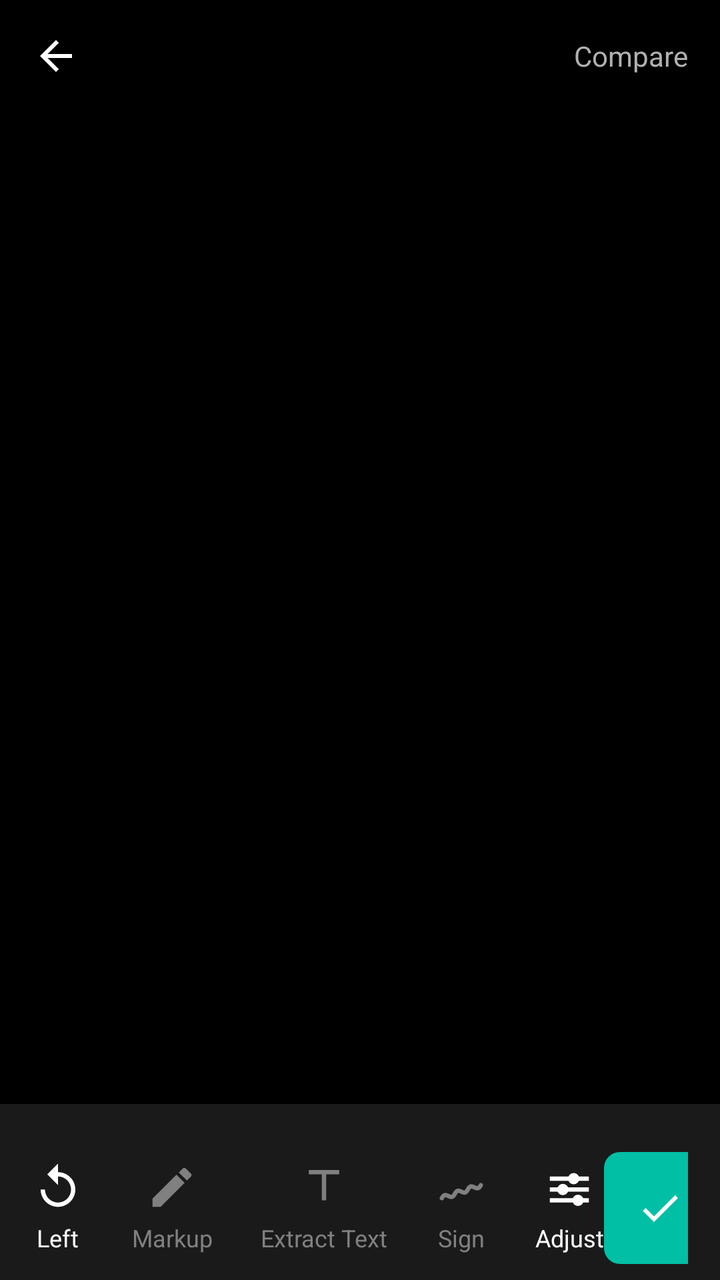
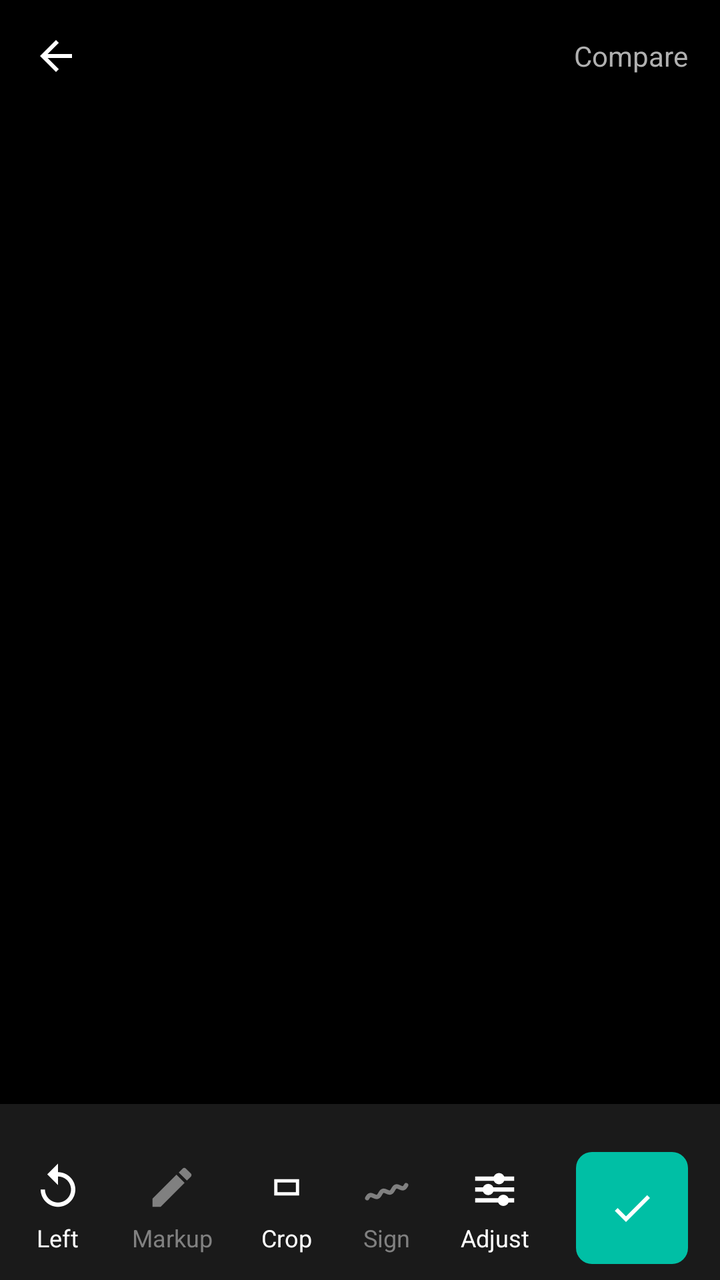

Screens rendered from an Android XML layout before and after an edit, with the pre-edit source and the edit as a unified diff.
<!-- AndroidManifest.xml: application theme Theme.Hakunaa -->
<!-- res/layout/activity_enhance.xml -->
<?xml version="1.0" encoding="utf-8"?>
<LinearLayout xmlns:android="http://schemas.android.com/apk/res/android"
    android:layout_width="match_parent"
    android:layout_height="match_parent"
    android:background="#000000"
    android:orientation="vertical">

    
    <LinearLayout
        android:layout_width="match_parent"
        android:layout_height="56dp"
        android:gravity="center_vertical"
        android:orientation="horizontal"
        android:paddingStart="8dp"
        android:paddingEnd="16dp">

        <ImageButton
            android:id="@+id/btnBack"
            android:layout_width="40dp"
            android:layout_height="40dp"
            android:background="@android:color/transparent"
            android:contentDescription="Back"
            android:src="@drawable/ic_arrow_back"
            android:tint="#FFFFFF" />

        <EditText
            android:id="@+id/etDocName"
            android:layout_width="0dp"
            android:layout_height="wrap_content"
            android:layout_marginStart="8dp"
            android:layout_weight="1"
            android:background="@android:color/transparent"
            android:textColor="#FFFFFF"
            android:textSize="18sp" />

        <TextView
            android:layout_width="wrap_content"
            android:layout_height="wrap_content"
            android:text="Compare"
            android:textColor="#B0B0B0"
            android:textSize="14sp" />
    </LinearLayout>

    
    <ImageView
        android:id="@+id/ivPage"
        android:layout_width="match_parent"
        android:layout_height="0dp"
        android:layout_weight="1"
        android:scaleType="fitCenter" />

    
    <HorizontalScrollView
        android:layout_width="match_parent"
        android:layout_height="wrap_content"
        android:background="#1A1A1A"
        android:paddingTop="8dp"
        android:paddingBottom="8dp">

        <LinearLayout
            android:id="@+id/filterRow"
            android:layout_width="wrap_content"
            android:layout_height="wrap_content"
            android:orientation="horizontal"
            android:paddingStart="8dp"
            android:paddingEnd="8dp" />
    </HorizontalScrollView>

    
    <LinearLayout
        android:id="@+id/adjustPanel"
        android:layout_width="match_parent"
        android:layout_height="wrap_content"
        android:background="#1A1A1A"
        android:orientation="vertical"
        android:paddingStart="16dp"
        android:paddingEnd="16dp"
        android:paddingTop="4dp"
        android:paddingBottom="8dp"
        android:visibility="gone">

        <LinearLayout
            android:layout_width="match_parent"
            android:layout_height="wrap_content"
            android:gravity="center_vertical"
            android:orientation="horizontal">

            <TextView
                android:layout_width="wrap_content"
                android:layout_height="wrap_content"
                android:text="Adjust"
                android:textColor="#FFFFFF"
                android:textSize="14sp"
                android:textStyle="bold" />

            <View
                android:layout_width="0dp"
                android:layout_height="0dp"
                android:layout_weight="1" />

            <TextView
                android:id="@+id/btnAdjustReset"
                android:layout_width="wrap_content"
                android:layout_height="wrap_content"
                android:padding="8dp"
                android:text="Reset"
                android:textColor="#00BFA5"
                android:textSize="14sp" />

            <TextView
                android:id="@+id/btnAdjustClose"
                android:layout_width="wrap_content"
                android:layout_height="wrap_content"
                android:padding="8dp"
                android:text="✕"
                android:textColor="#B0B0B0"
                android:textSize="14sp" />
        </LinearLayout>

        <LinearLayout
            android:layout_width="match_parent"
            android:layout_height="wrap_content"
            android:gravity="center_vertical"
            android:orientation="horizontal">

            <TextView
                android:layout_width="90dp"
                android:layout_height="wrap_content"
                android:text="Brightness"
                android:textColor="#B0B0B0"
                android:textSize="13sp" />

            <SeekBar
                android:id="@+id/seekBrightness"
                android:layout_width="0dp"
                android:layout_height="wrap_content"
                android:layout_weight="1"
                android:max="200"
                android:progress="100"
                android:progressTint="#00BFA5"
                android:thumbTint="#00BFA5" />

            <TextView
                android:id="@+id/tvBrightnessValue"
                android:layout_width="40dp"
                android:layout_height="wrap_content"
                android:gravity="end"
                android:text="0"
                android:textColor="#FFFFFF"
                android:textSize="13sp" />
        </LinearLayout>

        <LinearLayout
            android:layout_width="match_parent"
            android:layout_height="wrap_content"
            android:gravity="center_vertical"
            android:orientation="horizontal">

            <TextView
                android:layout_width="90dp"
                android:layout_height="wrap_content"
                android:text="Contrast"
                android:textColor="#B0B0B0"
                android:textSize="13sp" />

            <SeekBar
                android:id="@+id/seekContrast"
                android:layout_width="0dp"
                android:layout_height="wrap_content"
                android:layout_weight="1"
                android:max="150"
                android:progress="50"
                android:progressTint="#00BFA5"
                android:thumbTint="#00BFA5" />

            <TextView
                android:id="@+id/tvContrastValue"
                android:layout_width="40dp"
                android:layout_height="wrap_content"
                android:gravity="end"
                android:text="1.00"
                android:textColor="#FFFFFF"
                android:textSize="13sp" />
        </LinearLayout>

        <LinearLayout
            android:layout_width="match_parent"
            android:layout_height="wrap_content"
            android:gravity="center_vertical"
            android:orientation="horizontal">

            <TextView
                android:layout_width="90dp"
                android:layout_height="wrap_content"
                android:text="Sharpness"
                android:textColor="#B0B0B0"
                android:textSize="13sp" />

            <SeekBar
                android:id="@+id/seekSharpness"
                android:layout_width="0dp"
                android:layout_height="wrap_content"
                android:layout_weight="1"
                android:max="100"
                android:progress="0"
                android:progressTint="#00BFA5"
                android:thumbTint="#00BFA5" />

            <TextView
                android:id="@+id/tvSharpnessValue"
                android:layout_width="40dp"
                android:layout_height="wrap_content"
                android:gravity="end"
                android:text="0"
                android:textColor="#FFFFFF"
                android:textSize="13sp" />
        </LinearLayout>
    </LinearLayout>

    
    <LinearLayout
        android:id="@+id/applyAllRow"
        android:layout_width="match_parent"
        android:layout_height="wrap_content"
        android:background="#1A1A1A"
        android:gravity="center_vertical"
        android:orientation="horizontal"
        android:paddingStart="16dp"
        android:paddingEnd="16dp"
        android:paddingTop="4dp"
        android:paddingBottom="8dp"
        android:visibility="gone">

        <CheckBox
            android:id="@+id/cbApplyAll"
            android:layout_width="wrap_content"
            android:layout_height="wrap_content"
            android:buttonTint="#00BFA5"
            android:text="Apply to all pages"
            android:textColor="#FFFFFF"
            android:textSize="14sp" />

        <TextView
            android:id="@+id/tvApplyAllCount"
            android:layout_width="wrap_content"
            android:layout_height="wrap_content"
            android:layout_marginStart="8dp"
            android:text=""
            android:textColor="#808080"
            android:textSize="13sp" />
    </LinearLayout>

    
    <LinearLayout
        android:layout_width="match_parent"
        android:layout_height="72dp"
        android:background="#1A1A1A"
        android:gravity="center_vertical"
        android:orientation="horizontal"
        android:paddingStart="16dp"
        android:paddingEnd="16dp">

        <LinearLayout
            android:id="@+id/btnRotateLeft"
            android:layout_width="wrap_content"
            android:layout_height="wrap_content"
            android:gravity="center"
            android:orientation="vertical">

            <ImageView
                android:layout_width="26dp"
                android:layout_height="26dp"
                android:src="@drawable/ic_rotate_left"
                android:tint="#FFFFFF" />

            <TextView
                android:layout_width="wrap_content"
                android:layout_height="wrap_content"
                android:layout_marginTop="4dp"
                android:text="Left"
                android:textColor="#FFFFFF"
                android:textSize="12sp" />
        </LinearLayout>

        <LinearLayout
            android:layout_width="wrap_content"
            android:layout_height="wrap_content"
            android:layout_marginStart="24dp"
            android:gravity="center"
            android:orientation="vertical">

            <ImageView
                android:layout_width="26dp"
                android:layout_height="26dp"
                android:src="@drawable/ic_markup"
                android:tint="#808080" />

            <TextView
                android:layout_width="wrap_content"
                android:layout_height="wrap_content"
                android:layout_marginTop="4dp"
                android:text="Markup"
                android:textColor="#808080"
                android:textSize="12sp" />
        </LinearLayout>

        <LinearLayout
            android:layout_width="wrap_content"
            android:layout_height="wrap_content"
            android:layout_marginStart="24dp"
            android:gravity="center"
            android:orientation="vertical">

            <ImageView
                android:layout_width="26dp"
                android:layout_height="26dp"
                android:src="@drawable/ic_text"
                android:tint="#808080" />

            <TextView
                android:layout_width="wrap_content"
                android:layout_height="wrap_content"
                android:layout_marginTop="4dp"
                android:text="Extract Text"
                android:textColor="#808080"
                android:textSize="12sp" />
        </LinearLayout>

        <LinearLayout
            android:layout_width="wrap_content"
            android:layout_height="wrap_content"
            android:layout_marginStart="24dp"
            android:gravity="center"
            android:orientation="vertical">

            <ImageView
                android:layout_width="26dp"
                android:layout_height="26dp"
                android:src="@drawable/ic_sign"
                android:tint="#808080" />

            <TextView
                android:layout_width="wrap_content"
                android:layout_height="wrap_content"
                android:layout_marginTop="4dp"
                android:text="Sign"
                android:textColor="#808080"
                android:textSize="12sp" />
        </LinearLayout>

        
        <LinearLayout
            android:id="@+id/btnAdjust"
            android:layout_width="wrap_content"
            android:layout_height="wrap_content"
            android:layout_marginStart="24dp"
            android:gravity="center"
            android:orientation="vertical">

            <ImageView
                android:id="@+id/ivAdjustIcon"
                android:layout_width="26dp"
                android:layout_height="26dp"
                android:src="@drawable/ic_tune"
                android:tint="#FFFFFF" />

            <TextView
                android:id="@+id/tvAdjustLabel"
                android:layout_width="wrap_content"
                android:layout_height="wrap_content"
                android:layout_marginTop="4dp"
                android:text="Adjust"
                android:textColor="#FFFFFF"
                android:textSize="12sp" />
        </LinearLayout>

        <View
            android:layout_width="0dp"
            android:layout_height="0dp"
            android:layout_weight="1" />

        <ImageButton
            android:id="@+id/btnSave"
            android:layout_width="56dp"
            android:layout_height="56dp"
            android:background="@drawable/bg_teal_button"
            android:contentDescription="Save"
            android:src="@drawable/ic_check"
            android:tint="#FFFFFF" />
    </LinearLayout>
</LinearLayout>
<!-- resources referenced by this layout -->
<resources>
  <!-- drawable bg_teal_button (drawable) -->
  <?xml version="1.0" encoding="utf-8"?>
  <shape xmlns:android="http://schemas.android.com/apk/res/android"
      android:shape="rectangle">
      <corners android:radius="8dp" />
      <solid android:color="#00BFA5" />
  </shape>
  <!-- drawable ic_arrow_back (drawable) -->
  <vector xmlns:android="http://schemas.android.com/apk/res/android"
      android:width="24dp"
      android:height="24dp"
      android:viewportWidth="24"
      android:viewportHeight="24"
      android:tint="#111827">
      <path
          android:fillColor="#FF000000"
          android:pathData="M20,11H7.83l5.59,-5.59L12,4l-8,8 8,8 1.41,-1.41L7.83,13H20v-2z" />
  </vector>
  <!-- drawable ic_check (drawable) -->
  <?xml version="1.0" encoding="utf-8"?>
  <vector xmlns:android="http://schemas.android.com/apk/res/android"
      android:width="24dp"
      android:height="24dp"
      android:viewportWidth="24"
      android:viewportHeight="24">
      <path
          android:fillColor="#FFFFFF"
          android:pathData="M9,16.17L4.83,12l-1.42,1.41L9,19 21,7l-1.41,-1.41z" />
  </vector>
  <!-- drawable ic_markup (drawable) -->
  <?xml version="1.0" encoding="utf-8"?>
  <vector xmlns:android="http://schemas.android.com/apk/res/android"
      android:width="24dp"
      android:height="24dp"
      android:viewportWidth="24"
      android:viewportHeight="24">
      <path
          android:fillColor="#FFFFFF"
          android:pathData="M3,17.25V21h3.75L17.81,9.94l-3.75,-3.75L3,17.25zM20.71,7.04c0.39,-0.39 0.39,-1.02 0,-1.41l-2.34,-2.34c-0.39,-0.39 -1.02,-0.39 -1.41,0l-1.83,1.83l3.75,3.75L20.71,7.04z" />
  </vector>
  <!-- drawable ic_rotate_left (drawable) -->
  <?xml version="1.0" encoding="utf-8"?>
  <vector xmlns:android="http://schemas.android.com/apk/res/android"
      android:width="24dp"
      android:height="24dp"
      android:viewportWidth="24"
      android:viewportHeight="24">
      <path
          android:fillColor="#FFFFFF"
          android:pathData="M12,5V1L7,6l5,5V7c3.31,0 6,2.69 6,6s-2.69,6 -6,6 -6,-2.69 -6,-6H4c0,4.42 3.58,8 8,8s8,-3.58 8,-8 -3.58,-8 -8,-8z" />
  </vector>
  <!-- drawable ic_sign (drawable) -->
  <?xml version="1.0" encoding="utf-8"?>
  <vector xmlns:android="http://schemas.android.com/apk/res/android"
      android:width="24dp"
      android:height="24dp"
      android:viewportWidth="24"
      android:viewportHeight="24">
      <path
          android:fillColor="#00000000"
          android:pathData="M3,17C5,13 7,19 9,15C11,11 13,17 15,13C17,9 19,15 21,11"
          android:strokeColor="#FFFFFF"
          android:strokeWidth="2"
          android:strokeLineCap="round" />
  </vector>
  <!-- drawable ic_text (drawable) -->
  <?xml version="1.0" encoding="utf-8"?>
  <vector xmlns:android="http://schemas.android.com/apk/res/android"
      android:width="24dp"
      android:height="24dp"
      android:viewportWidth="24"
      android:viewportHeight="24">
      <path
          android:fillColor="#FFFFFF"
          android:pathData="M5,4h14v2h-6v12h-2V6H5V4z" />
  </vector>
  <color name="hakunaa_primary">#0B57D0</color>
  <color name="hakunaa_primary_dark">#0842A0</color>
  <color name="hakunaa_on_primary">#FFFFFF</color>
  <color name="hakunaa_background">#F6F7F9</color>
  <color name="hakunaa_surface">#FFFFFF</color>
  <color name="hakunaa_text">#111827</color>
  <color name="hakunaa_text_secondary">#5B6472</color>
  <!-- unchanged entries left out for length: 2 -->
</resources>

<!-- the commit's change to res/layout/activity_enhance.xml (unified diff, before → after) -->
@@ -33,6 +33,17 @@
             android:textColor="#FFFFFF"
             android:textSize="18sp" />
 
+        
+        <TextView
+            android:id="@+id/tvPageIndicator"
+            android:layout_width="wrap_content"
+            android:layout_height="wrap_content"
+            android:layout_marginEnd="12dp"
+            android:text=""
+            android:textColor="#FFFFFF"
+            android:textSize="14sp"
+            android:visibility="gone" />
+
         <TextView
             android:layout_width="wrap_content"
             android:layout_height="wrap_content"
@@ -202,7 +213,7 @@
                 android:layout_height="wrap_content"
                 android:layout_weight="1"
                 android:max="100"
-                android:progress="0"
+                android:progress="20"
                 android:progressTint="#00BFA5"
                 android:thumbTint="#00BFA5" />
 
@@ -211,7 +222,7 @@
                 android:layout_width="40dp"
                 android:layout_height="wrap_content"
                 android:gravity="end"
-                android:text="0"
+                android:text="20"
                 android:textColor="#FFFFFF"
                 android:textSize="13sp" />
         </LinearLayout>
@@ -304,7 +315,9 @@
                 android:textSize="12sp" />
         </LinearLayout>
 
-        <LinearLayout
+        
+        <LinearLayout
+            android:id="@+id/btnCrop"
             android:layout_width="wrap_content"
             android:layout_height="wrap_content"
             android:layout_marginStart="24dp"
@@ -314,15 +327,15 @@
             <ImageView
                 android:layout_width="26dp"
                 android:layout_height="26dp"
-                android:src="@drawable/ic_text"
-                android:tint="#808080" />
+                android:src="@drawable/ic_crop"
+                android:tint="#FFFFFF" />
 
             <TextView
                 android:layout_width="wrap_content"
                 android:layout_height="wrap_content"
                 android:layout_marginTop="4dp"
-                android:text="Extract Text"
-                android:textColor="#808080"
+                android:text="Crop"
+                android:textColor="#FFFFFF"
                 android:textSize="12sp" />
         </LinearLayout>
 
<!-- resource entries referenced after the edit -->
@@ -28,6 +28,25 @@
       <path
           android:fillColor="#FFFFFF"
           android:pathData="M9,16.17L4.83,12l-1.42,1.41L9,19 21,7l-1.41,-1.41z" />
+  </vector>
+  <!-- drawable ic_crop (drawable) -->
+  <?xml version="1.0" encoding="utf-8"?>
+  <vector xmlns:android="http://schemas.android.com/apk/res/android"
+      android:width="24dp"
+      android:height="24dp"
+      android:viewportWidth="24"
+      android:viewportHeight="24">
+      <path
+          android:fillColor="#00000000"
+          android:pathData="M3,3 L9,3 L9,5 L5,5 L5,9 L3,9 L3,3 Z
+              M15,3 L21,3 L21,9 L19,9 L19,5 L15,5 L15,3 Z
+              M3,15 L5,15 L5,19 L9,19 L9,21 L3,21 L3,15 Z
+              M19,15 L21,15 L21,21 L15,21 L15,19 L19,19 L19,15 Z" />
+      <path
+          android:fillColor="#00000000"
+          android:strokeColor="#FFFFFF"
+          android:strokeWidth="1.5"
+          android:pathData="M7,9 L17,9 L17,15 L7,15 Z" />
   </vector>
   <!-- drawable ic_markup (drawable) -->
   <?xml version="1.0" encoding="utf-8"?>
@@ -65,17 +84,6 @@
           android:strokeWidth="2"
           android:strokeLineCap="round" />
   </vector>
-  <!-- drawable ic_text (drawable) -->
-  <?xml version="1.0" encoding="utf-8"?>
-  <vector xmlns:android="http://schemas.android.com/apk/res/android"
-      android:width="24dp"
-      android:height="24dp"
-      android:viewportWidth="24"
-      android:viewportHeight="24">
-      <path
-          android:fillColor="#FFFFFF"
-          android:pathData="M5,4h14v2h-6v12h-2V6H5V4z" />
-  </vector>
   <color name="hakunaa_primary">#0B57D0</color>
   <color name="hakunaa_primary_dark">#0842A0</color>
   <color name="hakunaa_on_primary">#FFFFFF</color>
